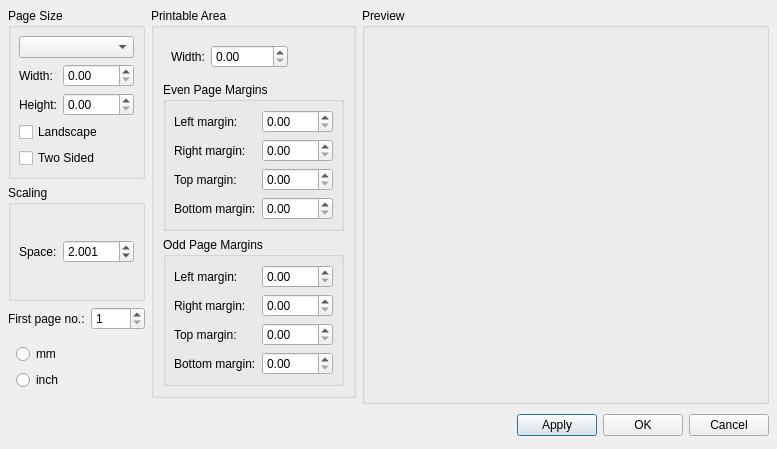
musescore/musescore-old, file mscore/mscore/pagesettings.ui: the form before one commit.
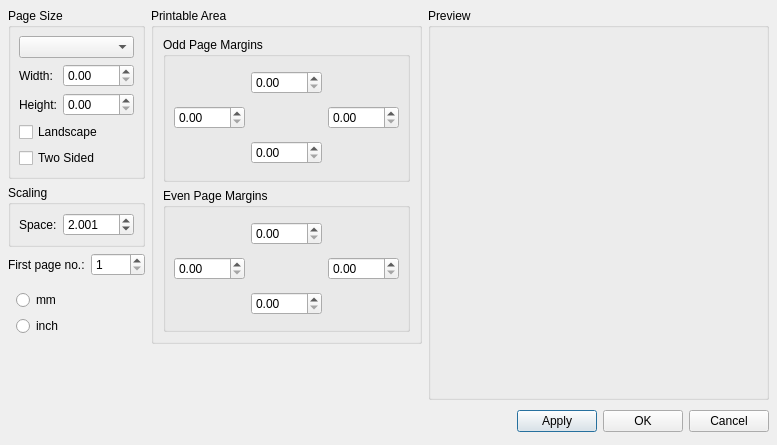
The form after the commit.

Patch:
```diff
--- a/mscore/mscore/pagesettings.ui
+++ b/mscore/mscore/pagesettings.ui
@@ -71,7 +71,7 @@
     </layout>
    </item>
    <item row="0" column="0">
-    <layout class="QVBoxLayout">
+    <layout class="QVBoxLayout" stretch="0,0,0,0">
      <property name="spacing">
       <number>6</number>
      </property>
@@ -284,36 +284,43 @@
      </property>
      <item>
       <widget class="QGroupBox" name="groupBox_5">
+       <property name="sizePolicy">
+        <sizepolicy hsizetype="Fixed" vsizetype="Preferred">
+         <horstretch>0</horstretch>
+         <verstretch>0</verstretch>
+        </sizepolicy>
+       </property>
        <property name="title">
         <string>Printable Area</string>
        </property>
        <layout class="QVBoxLayout" name="verticalLayout_2">
         <item>
-         <layout class="QFormLayout" name="formLayout">
-          <property name="fieldGrowthPolicy">
-           <enum>QFormLayout::ExpandingFieldsGrow</enum>
+         <widget class="QGroupBox" name="groupBox_4">
+          <property name="title">
+           <string>Odd Page Margins</string>
           </property>
-          <property name="horizontalSpacing">
-           <number>6</number>
-          </property>
-          <property name="verticalSpacing">
-           <number>6</number>
-          </property>
+          <layout class="QGridLayout" name="gridLayout_2">
           <property name="margin">
            <number>8</number>
           </property>
-          <item row="0" column="0">
-           <widget class="QLabel" name="label_14">
-            <property name="text">
-             <string>Width:</string>
-            </property>
-            <property name="textFormat">
-             <enum>Qt::PlainText</enum>
-            </property>
-           </widget>
-          </item>
-          <item row="0" column="1">
-           <widget class="QDoubleSpinBox" name="printableWidth">
+           <property name="spacing">
+            <number>6</number>
+           </property>
+           <item row="2" column="0">
+            <widget class="QDoubleSpinBox" name="oddPageLeftMargin">
+             <property name="sizePolicy">
+              <sizepolicy hsizetype="Fixed" vsizetype="Fixed">
+               <horstretch>0</horstretch>
+               <verstretch>0</verstretch>
+              </sizepolicy>
+             </property>
+             <property name="maximum">
+              <double>2000.000000000000000</double>
+             </property>
+            </widget>
+           </item>
+           <item row="4" column="1">
+            <widget class="QDoubleSpinBox" name="oddPageBottomMargin">
             <property name="sizePolicy">
              <sizepolicy hsizetype="Fixed" vsizetype="Fixed">
               <horstretch>0</horstretch>
@@ -321,41 +328,65 @@
              </sizepolicy>
             </property>
             <property name="maximum">
-             <double>20000.000000000000000</double>
+              <double>2000.000000000000000</double>
+             </property>
+            </widget>
+           </item>
+           <item row="1" column="1">
+            <widget class="QDoubleSpinBox" name="oddPageTopMargin">
+             <property name="sizePolicy">
+              <sizepolicy hsizetype="Fixed" vsizetype="Fixed">
+               <horstretch>0</horstretch>
+               <verstretch>0</verstretch>
+              </sizepolicy>
+             </property>
+             <property name="maximum">
+              <double>2000.000000000000000</double>
+             </property>
+            </widget>
+           </item>
+           <item row="2" column="1">
+            <spacer name="horizontalSpacer_2">
+             <property name="orientation">
+              <enum>Qt::Horizontal</enum>
+             </property>
+             <property name="sizeHint" stdset="0">
+              <size>
+               <width>20</width>
+               <height>20</height>
+              </size>
+             </property>
+            </spacer>
+           </item>
+           <item row="2" column="2">
+            <widget class="QDoubleSpinBox" name="oddPageRightMargin">
+             <property name="sizePolicy">
+              <sizepolicy hsizetype="Preferred" vsizetype="Fixed">
+               <horstretch>0</horstretch>
+               <verstretch>0</verstretch>
+              </sizepolicy>
+             </property>
+             <property name="maximum">
+              <double>2000.000000000000000</double>
             </property>
            </widget>
           </item>
          </layout>
+         </widget>
         </item>
         <item>
          <widget class="QGroupBox" name="groupBox_3">
           <property name="title">
            <string>Even Page Margins</string>
           </property>
-          <layout class="QFormLayout" name="formLayout_2">
-           <property name="horizontalSpacing">
-            <number>6</number>
-           </property>
-           <property name="verticalSpacing">
-            <number>6</number>
-           </property>
+          <layout class="QGridLayout" name="gridLayout_3">
            <property name="margin">
             <number>8</number>
            </property>
-           <item row="0" column="0">
-            <widget class="QLabel" name="label_4">
-             <property name="text">
-              <string>Left margin:</string>
-             </property>
-             <property name="textFormat">
-              <enum>Qt::PlainText</enum>
-             </property>
-             <property name="buddy">
-              <cstring>evenPageLeftMargin</cstring>
-             </property>
-            </widget>
-           </item>
-           <item row="0" column="1">
+           <property name="spacing">
+            <number>6</number>
+           </property>
+           <item row="2" column="0">
             <widget class="QDoubleSpinBox" name="evenPageLeftMargin">
              <property name="sizePolicy">
               <sizepolicy hsizetype="Fixed" vsizetype="Fixed">
@@ -368,20 +399,7 @@
              </property>
             </widget>
            </item>
-           <item row="1" column="0">
-            <widget class="QLabel" name="label_5">
-             <property name="text">
-              <string>Right margin:</string>
-             </property>
-             <property name="textFormat">
-              <enum>Qt::PlainText</enum>
-             </property>
-             <property name="buddy">
-              <cstring>evenPageRightMargin</cstring>
-             </property>
-            </widget>
-           </item>
-           <item row="1" column="1">
+           <item row="2" column="2">
             <widget class="QDoubleSpinBox" name="evenPageRightMargin">
              <property name="sizePolicy">
               <sizepolicy hsizetype="Preferred" vsizetype="Fixed">
@@ -394,91 +412,21 @@
              </property>
             </widget>
            </item>
-           <item row="2" column="0">
-            <widget class="QLabel" name="label_6">
-             <property name="text">
-              <string>Top margin:</string>
-             </property>
-             <property name="textFormat">
-              <enum>Qt::PlainText</enum>
-             </property>
-             <property name="buddy">
-              <cstring>evenPageTopMargin</cstring>
-             </property>
-            </widget>
-           </item>
-           <item row="2" column="1">
-            <widget class="QDoubleSpinBox" name="evenPageTopMargin">
-             <property name="sizePolicy">
-              <sizepolicy hsizetype="Preferred" vsizetype="Fixed">
-               <horstretch>0</horstretch>
-               <verstretch>0</verstretch>
-              </sizepolicy>
-             </property>
-             <property name="maximum">
-              <double>2000.000000000000000</double>
-             </property>
-            </widget>
-           </item>
-           <item row="3" column="0">
-            <widget class="QLabel" name="label_7">
-             <property name="text">
-              <string>Bottom margin:</string>
-             </property>
-             <property name="textFormat">
-              <enum>Qt::PlainText</enum>
-             </property>
-             <property name="buddy">
-              <cstring>evenPageBottomMargin</cstring>
-             </property>
-            </widget>
-           </item>
            <item row="3" column="1">
             <widget class="QDoubleSpinBox" name="evenPageBottomMargin">
              <property name="sizePolicy">
-              <sizepolicy hsizetype="Preferred" vsizetype="Fixed">
+              <sizepolicy hsizetype="Fixed" vsizetype="Fixed">
                <horstretch>0</horstretch>
                <verstretch>0</verstretch>
               </sizepolicy>
              </property>
              <property name="maximum">
               <double>2000.000000000000000</double>
-             </property>
-            </widget>
-           </item>
-          </layout>
-         </widget>
-        </item>
-        <item>
-         <widget class="QGroupBox" name="groupBox_4">
-          <property name="title">
-           <string>Odd Page Margins</string>
-          </property>
-          <layout class="QFormLayout" name="formLayout_3">
-           <property name="horizontalSpacing">
-            <number>6</number>
-           </property>
-           <property name="verticalSpacing">
-            <number>6</number>
-           </property>
-           <property name="margin">
-            <number>8</number>
-           </property>
-           <item row="0" column="0">
-            <widget class="QLabel" name="label_8">
-             <property name="text">
-              <string>Left margin:</string>
-             </property>
-             <property name="textFormat">
-              <enum>Qt::PlainText</enum>
-             </property>
-             <property name="buddy">
-              <cstring>oddPageLeftMargin</cstring>
              </property>
             </widget>
            </item>
            <item row="0" column="1">
-            <widget class="QDoubleSpinBox" name="oddPageLeftMargin">
+            <widget class="QDoubleSpinBox" name="evenPageTopMargin">
              <property name="sizePolicy">
               <sizepolicy hsizetype="Fixed" vsizetype="Fixed">
                <horstretch>0</horstretch>
@@ -490,84 +438,6 @@
              </property>
             </widget>
            </item>
-           <item row="1" column="0">
-            <widget class="QLabel" name="label_9">
-             <property name="text">
-              <string>Right margin:</string>
-             </property>
-             <property name="textFormat">
-              <enum>Qt::PlainText</enum>
-             </property>
-             <property name="buddy">
-              <cstring>oddPageRightMargin</cstring>
-             </property>
-            </widget>
-           </item>
-           <item row="1" column="1">
-            <widget class="QDoubleSpinBox" name="oddPageRightMargin">
-             <property name="sizePolicy">
-              <sizepolicy hsizetype="Preferred" vsizetype="Fixed">
-               <horstretch>0</horstretch>
-               <verstretch>0</verstretch>
-              </sizepolicy>
-             </property>
-             <property name="maximum">
-              <double>2000.000000000000000</double>
-             </property>
-            </widget>
-           </item>
-           <item row="2" column="0">
-            <widget class="QLabel" name="label_10">
-             <property name="text">
-              <string>Top margin:</string>
-             </property>
-             <property name="textFormat">
-              <enum>Qt::PlainText</enum>
-             </property>
-             <property name="buddy">
-              <cstring>oddPageTopMargin</cstring>
-             </property>
-            </widget>
-           </item>
-           <item row="2" column="1">
-            <widget class="QDoubleSpinBox" name="oddPageTopMargin">
-             <property name="sizePolicy">
-              <sizepolicy hsizetype="Preferred" vsizetype="Fixed">
-               <horstretch>0</horstretch>
-               <verstretch>0</verstretch>
-              </sizepolicy>
-             </property>
-             <property name="maximum">
-              <double>2000.000000000000000</double>
-             </property>
-            </widget>
-           </item>
-           <item row="3" column="0">
-            <widget class="QLabel" name="label_11">
-             <property name="text">
-              <string>Bottom margin:</string>
-             </property>
-             <property name="textFormat">
-              <enum>Qt::PlainText</enum>
-             </property>
-             <property name="buddy">
-              <cstring>oddPageBottomMargin</cstring>
-             </property>
-            </widget>
-           </item>
-           <item row="3" column="1">
-            <widget class="QDoubleSpinBox" name="oddPageBottomMargin">
-             <property name="sizePolicy">
-              <sizepolicy hsizetype="Preferred" vsizetype="Fixed">
-               <horstretch>0</horstretch>
-               <verstretch>0</verstretch>
-              </sizepolicy>
-             </property>
-             <property name="maximum">
-              <double>2000.000000000000000</double>
-             </property>
-            </widget>
-           </item>
           </layout>
          </widget>
         </item>
```
Left out of the diff: 70 changed lines with no effect on the pictures. Lines whose indentation alone changed are shown as unchanged.
